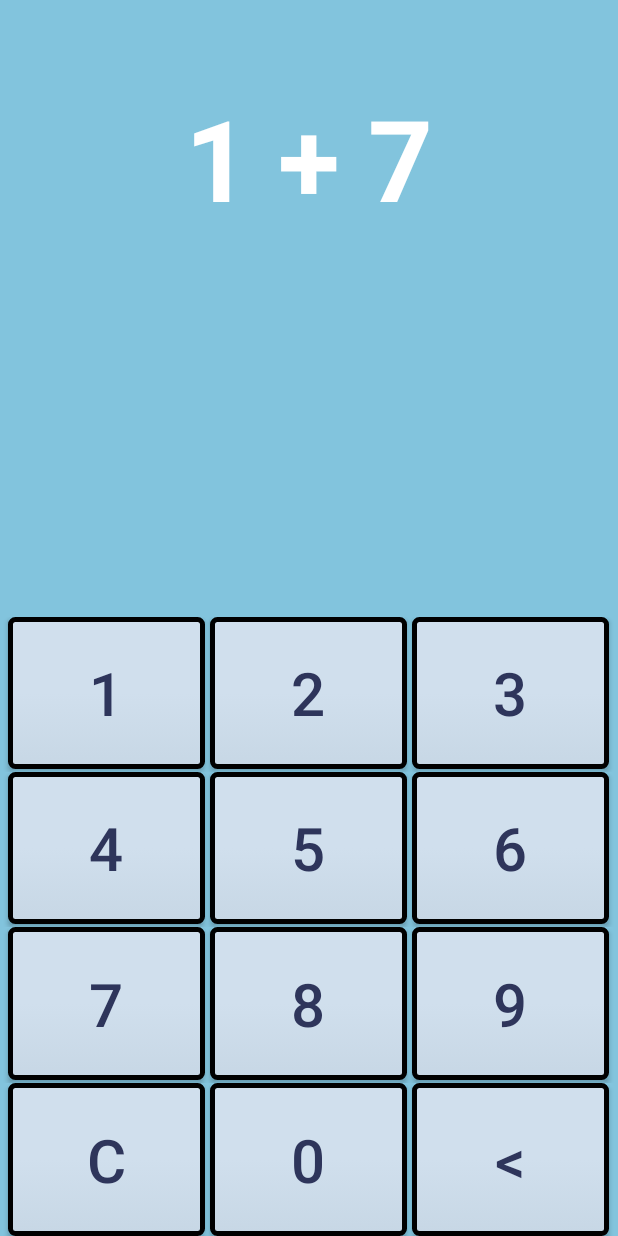
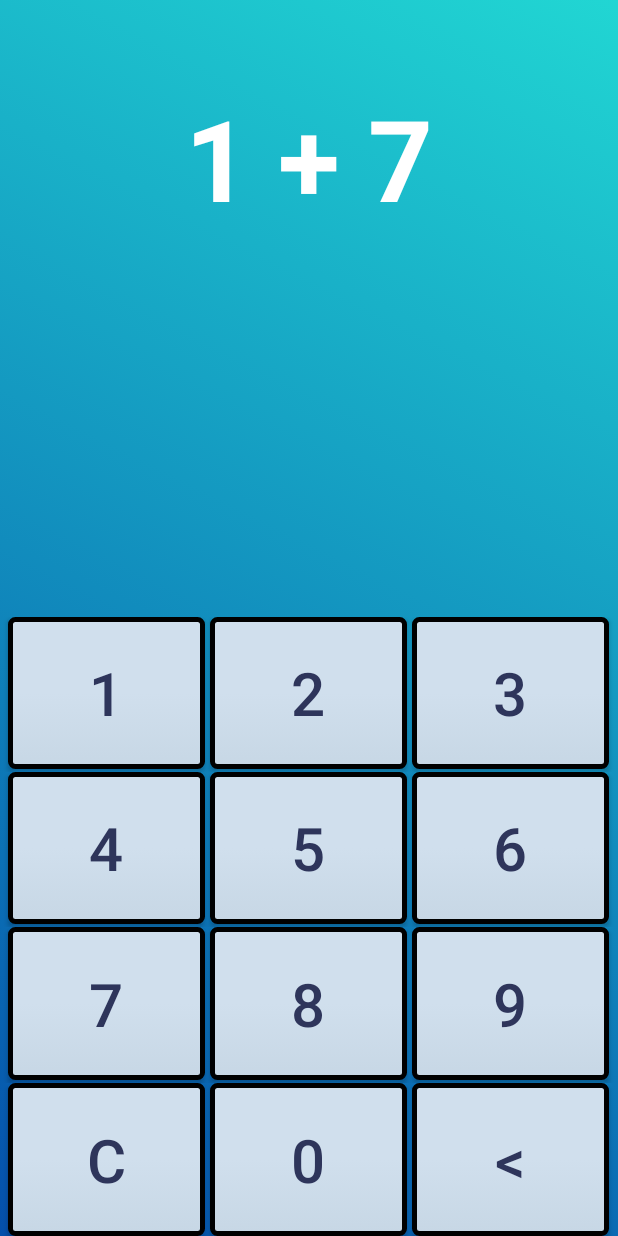
Before and after one commit to bminton3/FastMathTrainer2, an Android app: the screen it shows after launch (AdditionCardsActivity), after a tap on "Addition", on a phone screen of 412 x 824 dp. Run offline under Robolectric (Android 15) with nearby library versions, the phone set to English and light mode, and no system bars; our stand-ins replace AdMob; Roboto replaces fonts that are not available here; 1 other tap on this screen came first.

Commit message:
Added gradient background to practice math cards. Refactored gradient background handler

```diff
--- a/app/src/main/java/com/minton/fastmathtrainer/MathCards/MathCardsActivity.kt
+++ b/app/src/main/java/com/minton/fastmathtrainer/MathCards/MathCardsActivity.kt
@@ -15,8 +15,8 @@ import com.minton.fastmathtrainer.R
 import com.minton.fastmathtrainer.Generic.WinningScreenActivity
 import kotlinx.android.synthetic.main.activity_math_cards.*
 import android.media.MediaPlayer
-
-
+import android.widget.LinearLayout
+import com.minton.fastmathtrainer.Style.StyleHandler
 
 
 /**
@@ -41,6 +41,7 @@ abstract class MathCardsActivity : BaseActivity() {
         setContentView(R.layout.activity_math_cards)
         supportActionBar?.setDisplayHomeAsUpEnabled(true)
 
+
         // Set up the user interaction to manually show or hide the system UI.
         //equation.setOnClickListener { toggle() }
 
@@ -49,19 +50,22 @@ abstract class MathCardsActivity : BaseActivity() {
         val chronometer: Chronometer = findViewById<Chronometer>(R.id.chronometer)
         pref = getSharedPreferences("fastmathtrainer",0)
         val gameMode = pref.getString("gameMode", "practice")
+        val linearLayout = findViewById(R.id.baseLayout) as LinearLayout
 
         if (gameMode.equals("timed")) {
             chronometer.setBase(SystemClock.elapsedRealtime());
             chronometer.start()
+            linearLayout.setBackgroundResource(0)
         }
         else {
             chronometer.visibility = View.INVISIBLE
             val score : TextView = findViewById<TextView>(R.id.score)
             score.visibility = View.INVISIBLE
+            linearLayout.setBackgroundResource(R.drawable.android_gradient_list)
         }
-
+        StyleHandler().runAnimatedBackground(findViewById(R.id.baseLayout), gameMode)
         createButtonListeners()
-        winningBing = MediaPlayer.create(applicationContext, R.raw.shatiabing)
+        //winningBing = MediaPlayer.create(applicationContext, R.raw.shatiabing)
     }
     /**
      * The stuff that runs right after the main method?
--- a/app/src/main/java/com/minton/fastmathtrainer/Menus/MainMenuActivity.kt
+++ b/app/src/main/java/com/minton/fastmathtrainer/Menus/MainMenuActivity.kt
@@ -19,6 +19,7 @@ import com.minton.fastmathtrainer.Generic.BaseActivity
 import android.graphics.drawable.AnimationDrawable;
 import android.support.constraint.ConstraintLayout;
 import android.widget.LinearLayout
+import com.minton.fastmathtrainer.Style.StyleHandler
 
 
 /**
@@ -39,13 +40,7 @@ class MainMenuActivity : BaseActivity() {
 //        MobileAds.initialize(this, "ca-app-pub-7040315646746005~7541355972");
 
         setContentView(R.layout.activity_main_menu)
-
-        val linearLayout = findViewById(R.id.baseLayout) as LinearLayout
-        val animationDrawable = linearLayout.background as AnimationDrawable
-        animationDrawable.setEnterFadeDuration(2000)
-        animationDrawable.setExitFadeDuration(4000)
-        animationDrawable.start()
-
+        StyleHandler().runAnimatedBackground(findViewById(R.id.baseLayout), gameMode)
         createButtonListeners()
 
 //        mAdView = findViewById(R.id.adView)
--- /dev/null
+++ b/app/src/main/java/com/minton/fastmathtrainer/Style/StyleHandler.kt
@@ -0,0 +1,33 @@
+package com.minton.fastmathtrainer.Style
+
+import android.graphics.drawable.AnimationDrawable
+import android.support.v7.app.AppCompatActivity
+import android.view.ViewGroup
+import android.widget.LinearLayout
+import android.widget.RelativeLayout
+import com.minton.fastmathtrainer.R
+
+
+class StyleHandler : StyleHandlerIfc  {
+
+    override fun runAnimatedBackground(layout: ViewGroup, gameMode: String) {
+
+        if (!gameMode.equals("timed")) {
+            val thisLayout : ViewGroup
+            if (layout is LinearLayout) {
+                thisLayout = layout as LinearLayout
+            }
+            else if (layout is RelativeLayout) {
+                thisLayout = layout as RelativeLayout
+            }
+            else {
+                thisLayout = layout as LinearLayout
+            }
+            val animationDrawable = thisLayout.background as AnimationDrawable
+            animationDrawable.setEnterFadeDuration(2000)
+            animationDrawable.setExitFadeDuration(4000)
+            animationDrawable.start()
+        }
+    }
+
+}
--- /dev/null
+++ b/app/src/main/java/com/minton/fastmathtrainer/Style/StyleHandlerIfc.kt
@@ -0,0 +1,7 @@
+package com.minton.fastmathtrainer.Style
+
+import android.view.ViewGroup
+
+interface StyleHandlerIfc {
+    fun runAnimatedBackground(layout: ViewGroup, gameMode: String)
+}
--- a/app/src/main/res/layout/activity_math_cards.xml
+++ b/app/src/main/res/layout/activity_math_cards.xml
@@ -5,6 +5,7 @@
     android:layout_width="fill_parent"
     android:layout_height="fill_parent"
     android:orientation="vertical"
+    android:background="@drawable/android_gradient_list"
     tools:context="com.minton.fastmathtrainer.MathCards.MathCardsActivity">
 
     <!-- The primary full-screen view. This can be replaced with whatever view
--- a/app/src/main/res/layout/activity_settings.xml
+++ b/app/src/main/res/layout/activity_settings.xml
@@ -6,6 +6,7 @@
     android:layout_width="fill_parent"
     android:layout_height="fill_parent"
     android:orientation="vertical"
+    android:background="@drawable/android_gradient_list"
     tools:context="com.minton.fastmathtrainer.Menus.SettingsActivity">
 
     <TextView
```
Also changed, not shown: app/src/main/java/com/minton/fastmathtrainer/Menus/SettingsActivity.kt (+10 -2 lines), app/src/main/res/drawable/android_gradient_timed_play.xml (added, +14 -0 lines), app/src/main/res/drawable/gradient_4.xml (added, +7 -0 lines), app/src/main/res/drawable/gradient_5.xml (added, +7 -0 lines), app/src/main/res/drawable/gradient_6.xml (added, +7 -0 lines).
